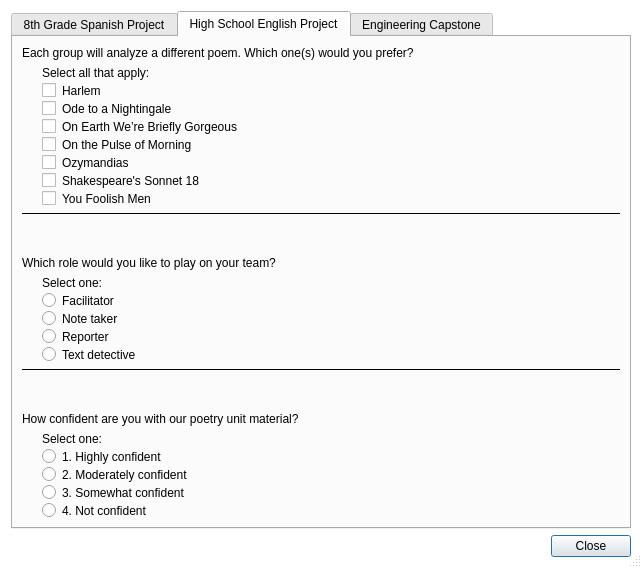
Qt form dialogs/sampleQuestionsDialog.ui (gruepr/gruepr) before a commit.
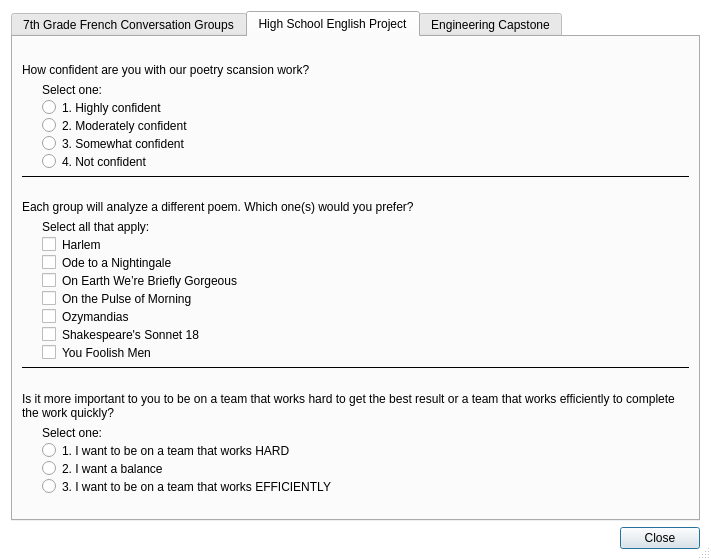
The same form after that commit. The open tabs and pages were chosen to show the change.

Diff of the .ui file:
```diff
--- a/dialogs/sampleQuestionsDialog.ui
+++ b/dialogs/sampleQuestionsDialog.ui
@@ -6,8 +6,8 @@
    <rect>
     <x>0</x>
     <y>0</y>
-    <width>642</width>
-    <height>568</height>
+    <width>711</width>
+    <height>560</height>
    </rect>
   </property>
   <property name="windowTitle">
@@ -30,7 +30,7 @@
      </property>
      <widget class="QWidget" name="tab">
       <attribute name="title">
-       <string>8th Grade Spanish Project</string>
+       <string>7th Grade French Conversation Groups</string>
       </attribute>
       <layout class="QVBoxLayout" name="verticalLayout_2">
        <item>
@@ -91,14 +91,7 @@
           <item>
            <widget class="QRadioButton" name="radioButton_15">
             <property name="text">
-             <string>RadioButton</string>
-            </property>
-           </widget>
-          </item>
-          <item>
-           <widget class="QRadioButton" name="radioButton_16">
-            <property name="text">
-             <string>RadioButton</string>
+             <string>3. No</string>
             </property>
            </widget>
           </item>
@@ -226,7 +219,105 @@
        <item>
         <widget class="QLabel" name="label_3">
          <property name="text">
-          <string>What is your preferred role on a team?</string>
+          <string>Which role would you like to play on your team?</string>
+         </property>
+         <property name="wordWrap">
+          <bool>true</bool>
+         </property>
+        </widget>
+       </item>
+       <item>
+        <widget class="QGroupBox" name="groupBox_7">
+         <property name="styleSheet">
+          <string notr="true">border: none;</string>
+         </property>
+         <property name="flat">
+          <bool>true</bool>
+         </property>
+         <layout class="QVBoxLayout" name="verticalLayout_8">
+          <property name="spacing">
+           <number>3</number>
+          </property>
+          <property name="leftMargin">
+           <number>20</number>
+          </property>
+          <property name="topMargin">
+           <number>0</number>
+          </property>
+          <property name="rightMargin">
+           <number>0</number>
+          </property>
+          <property name="bottomMargin">
+           <number>0</number>
+          </property>
+          <item>
+           <widget class="QLabel" name="label_12">
+            <property name="text">
+             <string>Select one:</string>
+            </property>
+           </widget>
+          </item>
+          <item>
+           <widget class="QRadioButton" name="radioButton_23">
+            <property name="text">
+             <string>Facilitator</string>
+            </property>
+           </widget>
+          </item>
+          <item>
+           <widget class="QRadioButton" name="radioButton_22">
+            <property name="text">
+             <string>Note taker</string>
+            </property>
+           </widget>
+          </item>
+          <item>
+           <widget class="QRadioButton" name="radioButton_24">
+            <property name="text">
+             <string>Reporter</string>
+            </property>
+           </widget>
+          </item>
+         </layout>
+        </widget>
+       </item>
+       <item>
+        <spacer name="verticalSpacer_7">
+         <property name="orientation">
+          <enum>Qt::Vertical</enum>
+         </property>
+         <property name="sizeHint" stdset="0">
+          <size>
+           <width>0</width>
+           <height>0</height>
+          </size>
+         </property>
+        </spacer>
+       </item>
+      </layout>
+     </widget>
+     <widget class="QWidget" name="tab_2">
+      <attribute name="title">
+       <string>High School English Project</string>
+      </attribute>
+      <layout class="QVBoxLayout" name="verticalLayout_9">
+       <item>
+        <spacer name="verticalSpacer_9">
+         <property name="orientation">
+          <enum>Qt::Vertical</enum>
+         </property>
+         <property name="sizeHint" stdset="0">
+          <size>
+           <width>0</width>
+           <height>0</height>
+          </size>
+         </property>
+        </spacer>
+       </item>
+       <item>
+        <widget class="QLabel" name="label_13">
+         <property name="text">
+          <string>How confident are you with our poetry scansion work?</string>
          </property>
          <property name="wordWrap">
           <bool>true</bool>
@@ -267,34 +358,57 @@
           <item>
            <widget class="QRadioButton" name="radioButton_9">
             <property name="text">
-             <string>1. Leader</string>
+             <string>1. Highly confident</string>
             </property>
            </widget>
           </item>
           <item>
            <widget class="QRadioButton" name="radioButton_10">
             <property name="text">
-             <string>2. Mix of leader and follower</string>
+             <string>2. Moderately confident</string>
             </property>
            </widget>
           </item>
           <item>
            <widget class="QRadioButton" name="radioButton_11">
             <property name="text">
-             <string>3. Follower</string>
+             <string>3. Somewhat confident</string>
+            </property>
+           </widget>
+          </item>
+          <item>
+           <widget class="QRadioButton" name="radioButton_16">
+            <property name="text">
+             <string>4. Not confident</string>
             </property>
            </widget>
           </item>
          </layout>
         </widget>
        </item>
-      </layout>
-     </widget>
-     <widget class="QWidget" name="tab_2">
-      <attribute name="title">
-       <string>High School English Project</string>
-      </attribute>
-      <layout class="QVBoxLayout" name="verticalLayout_9">
+       <item>
+        <widget class="QFrame" name="frame_4">
+         <property name="frameShape">
+          <enum>QFrame::HLine</enum>
+         </property>
+         <property name="frameShadow">
+          <enum>QFrame::Plain</enum>
+         </property>
+        </widget>
+       </item>
+       <item>
+        <spacer name="verticalSpacer_2">
+         <property name="orientation">
+          <enum>Qt::Vertical</enum>
+         </property>
+         <property name="sizeHint" stdset="0">
+          <size>
+           <width>0</width>
+           <height>0</height>
+          </size>
+         </property>
+        </spacer>
+       </item>
        <item>
         <widget class="QLabel" name="label_11">
          <property name="text">
@@ -412,9 +526,9 @@
         </spacer>
        </item>
        <item>
-        <widget class="QLabel" name="label_13">
+        <widget class="QLabel" name="label_23">
          <property name="text">
-          <string>Which role would you like to play on your team?</string>
+          <string>Is it more important to you to be on a team that works hard to get the best result or a team that works efficiently to complete the work quickly?</string>
          </property>
          <property name="wordWrap">
           <bool>true</bool>
@@ -422,14 +536,14 @@
         </widget>
        </item>
        <item>
-        <widget class="QGroupBox" name="groupBox_7">
+        <widget class="QGroupBox" name="groupBox_15">
          <property name="styleSheet">
           <string notr="true">border: none;</string>
          </property>
          <property name="flat">
           <bool>true</bool>
          </property>
-         <layout class="QVBoxLayout" name="verticalLayout_8">
+         <layout class="QVBoxLayout" name="verticalLayout_16">
           <property name="spacing">
            <number>3</number>
           </property>
@@ -446,55 +560,38 @@
            <number>0</number>
           </property>
           <item>
-           <widget class="QLabel" name="label_12">
+           <widget class="QLabel" name="label_24">
             <property name="text">
              <string>Select one:</string>
             </property>
            </widget>
           </item>
           <item>
-           <widget class="QRadioButton" name="radioButton_23">
+           <widget class="QRadioButton" name="radioButton_27">
             <property name="text">
-             <string>Facilitator</string>
+             <string>1. I want to be on a team that works HARD</string>
             </property>
            </widget>
           </item>
           <item>
-           <widget class="QRadioButton" name="radioButton_22">
+           <widget class="QRadioButton" name="radioButton_28">
             <property name="text">
-             <string>Note taker</string>
+             <string>2. I want a balance</string>
             </property>
            </widget>
           </item>
           <item>
-           <widget class="QRadioButton" name="radioButton_24">
+           <widget class="QRadioButton" name="radioButton_33">
             <property name="text">
-             <string>Reporter</string>
+             <string>3. I want to be on a team that works EFFICIENTLY</string>
             </property>
            </widget>
           </item>
-          <item>
-           <widget class="QRadioButton" name="radioButton_21">
-            <property name="text">
-             <string>Text detective</string>
-            </property>
-           </widget>
-          </item>
          </layout>
         </widget>
        </item>
        <item>
-        <widget class="QFrame" name="frame_4">
-         <property name="frameShape">
-          <enum>QFrame::HLine</enum>
-         </property>
-         <property name="frameShadow">
-          <enum>QFrame::Plain</enum>
-         </property>
-        </widget>
-       </item>
-       <item>
-        <spacer name="verticalSpacer_2">
+        <spacer name="verticalSpacer_14">
          <property name="orientation">
           <enum>Qt::Vertical</enum>
          </property>
@@ -506,78 +603,6 @@
          </property>
         </spacer>
        </item>
-       <item>
-        <widget class="QLabel" name="label_9">
-         <property name="text">
-          <string>How confident are you with our poetry unit material?</string>
-         </property>
-         <property name="wordWrap">
-          <bool>true</bool>
-         </property>
-        </widget>
-       </item>
-       <item>
-        <widget class="QGroupBox" name="groupBox_6">
-         <property name="styleSheet">
-          <string notr="true">border: none;</string>
-         </property>
-         <property name="flat">
-          <bool>true</bool>
-         </property>
-         <layout class="QVBoxLayout" name="verticalLayout_7">
-          <property name="spacing">
-           <number>3</number>
-          </property>
-          <property name="leftMargin">
-           <number>20</number>
-          </property>
-          <property name="topMargin">
-           <number>0</number>
-          </property>
-          <property name="rightMargin">
-           <number>0</number>
-          </property>
-          <property name="bottomMargin">
-           <number>0</number>
-          </property>
-          <item>
-           <widget class="QLabel" name="label_10">
-            <property name="text">
-             <string>Select one:</string>
-            </property>
-           </widget>
-          </item>
-          <item>
-           <widget class="QRadioButton" name="radioButton_17">
-            <property name="text">
-             <string>1. Highly confident</string>
-            </property>
-           </widget>
-          </item>
-          <item>
-           <widget class="QRadioButton" name="radioButton_18">
-            <property name="text">
-             <string>2. Moderately confident</string>
-            </property>
-           </widget>
-          </item>
-          <item>
-           <widget class="QRadioButton" name="radioButton_19">
-            <property name="text">
-             <string>3. Somewhat confident</string>
-            </property>
-           </widget>
-          </item>
-          <item>
-           <widget class="QRadioButton" name="radioButton_20">
-            <property name="text">
-             <string>4. Not confident</string>
-            </property>
-           </widget>
-          </item>
-         </layout>
-        </widget>
-       </item>
       </layout>
      </widget>
      <widget class="QWidget" name="tab_3">
```
Left out of the diff: 112 changed lines with no effect on the pictures.
